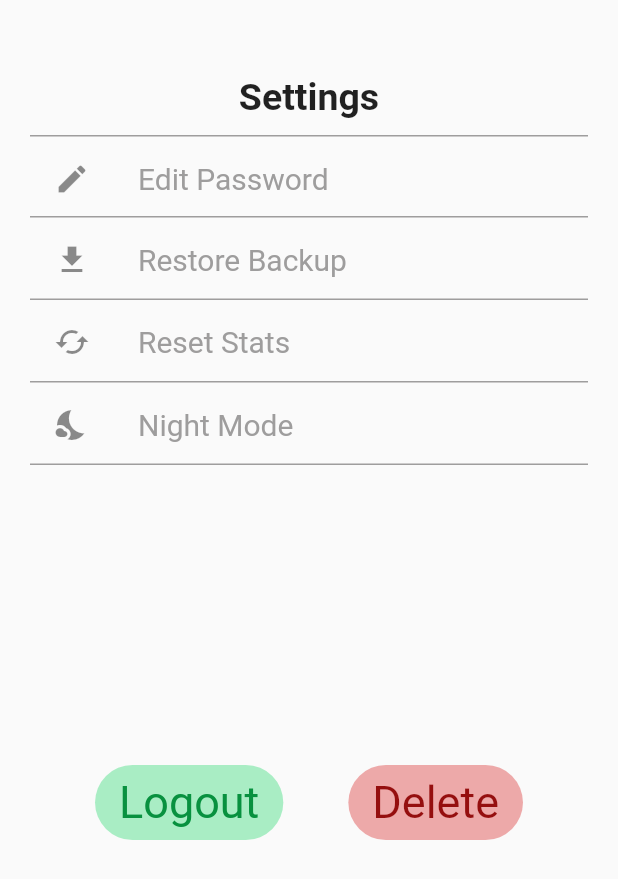
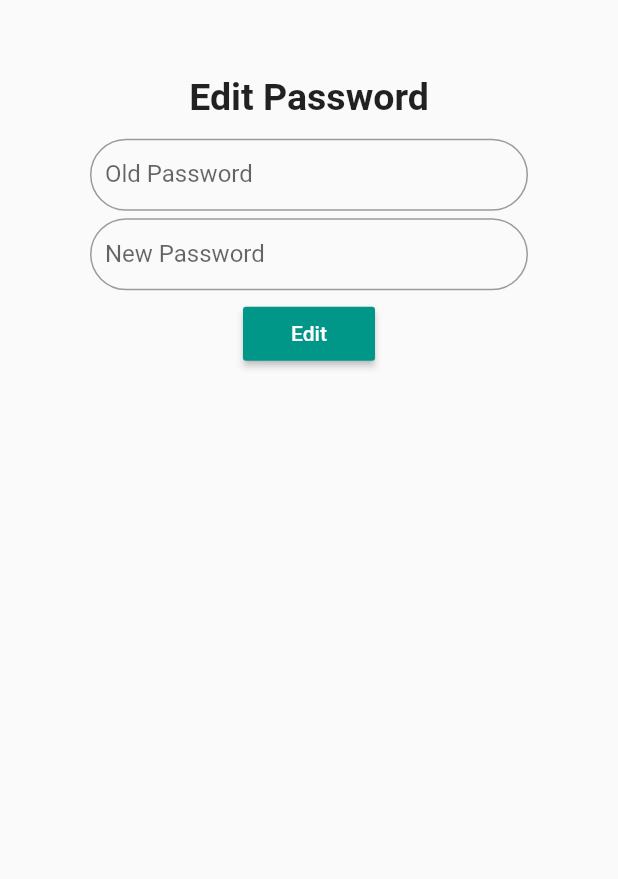
Before and after one commit to shaansubbaiah/Flashcards, a Flutter app: the Settings screen opened by its route, after a tap on "Edit Password", on a phone screen of 412 x 824 dp. Shown: the top 879 px of the screen. Run offline on Flutter 3.47's test engine with Material 2 defaults, Android fonts, the phone set to English and light mode, and no system bars; our stand-ins replace cloud_firestore, curved_navigation_bar, firebase_auth, firebase_core, flutter_slidable, flutter_tindercard; accounts and stored records are empty.

Commit message:
edit password

```diff
--- a/lib/home_page.dart
+++ b/lib/home_page.dart
@@ -2,7 +2,7 @@ import 'package:flutter/material.dart';
 import 'package:flutterfiretest/addDeck/add_deck_page.dart';
 import 'package:flutterfiretest/overview/overview_page.dart';
 import 'package:flutterfiretest/profile_page.dart';
-import 'package:flutterfiretest/settings_page.dart';
+import 'package:flutterfiretest/settings/settings_page.dart';
 import 'package:provider/provider.dart';
 import 'package:curved_navigation_bar/curved_navigation_bar.dart';
 
--- a/lib/main.dart
+++ b/lib/main.dart
@@ -7,7 +7,8 @@ import 'package:flutterfiretest/auth_service.dart';
 import 'package:flutterfiretest/home_page.dart';
 import 'package:flutterfiretest/overview/overview_page.dart';
 import 'package:flutterfiretest/profile_page.dart';
-import 'package:flutterfiretest/settings_page.dart';
+import 'package:flutterfiretest/settings/edit_user.dart';
+import 'package:flutterfiretest/settings/settings_page.dart';
 import 'package:flutterfiretest/addDeck/add_deck_page.dart';
 import 'package:provider/provider.dart';
 
@@ -33,7 +34,7 @@ class MyApp extends StatelessWidget {
       child: MaterialApp(
           title: 'Flutter Demo',
           theme: ThemeData(
-            primarySwatch: Colors.blue,
+            primarySwatch: Colors.teal,
             visualDensity: VisualDensity.adaptivePlatformDensity,
           ),
           home: AuthenticationWrapper(),
@@ -42,6 +43,7 @@ class MyApp extends StatelessWidget {
             "/settings": (BuildContext context) => new Settings(),
             "/addCard": (BuildContext context) => new AddCard(),
             "/home": (BuildContext context) => new HomePage(),
+            "/settings/editUser": (BuildContext context) => new EditUser(),
           }),
     );
   }
--- a/lib/register_page.dart
+++ b/lib/register_page.dart
@@ -80,7 +80,7 @@ class RegisterPage extends StatelessWidget {
                       "Register",
                       style: TextStyle(color: Colors.white),
                     ),
-                    color: Colors.blue[400],
+                    color: Colors.teal,
                     onPressed: () async {
                       if (form.currentState.validate()) {
                         context.read<AuthService>().signUp(
--- /dev/null
+++ b/lib/settings/edit_user.dart
@@ -0,0 +1,142 @@
+import 'package:flutter/material.dart';
+import 'package:provider/provider.dart';
+import '../alert_dialog.dart';
+import '../auth_service.dart';
+
+class EditUser extends StatefulWidget {
+  @override
+  _EditUserState createState() => _EditUserState();
+}
+
+class _EditUserState extends State<EditUser> {
+  final TextEditingController oldPasswordController = TextEditingController();
+  final TextEditingController newPasswordController = TextEditingController();
+  final form = GlobalKey<FormState>();
+  bool wrongPassword = false;
+
+  Future<bool> checkPassword() async {
+    return await context
+        .read<AuthService>()
+        .checkPassword(oldPasswordController.text);
+  }
+
+  void editPassword() async {
+    if (form.currentState.validate()) {
+      final action = await Dialogs.yesAbort(
+          context, "Edit Password", "Are you sure?", "Edit", "No");
+      if (action == DialogAction.yes) {
+        if (await checkPassword()) {
+          context.read<AuthService>().editPassword(oldPasswordController.text);
+          Navigator.popAndPushNamed(context, "/settings");
+        } else {
+          setState(() {
+            wrongPassword = true;
+          });
+        }
+      }
+    }
+  }
+
+  @override
+  Widget build(BuildContext context) {
+    return Scaffold(
+      body: Container(
+          padding: EdgeInsets.only(top: 50.0, right: 20.0, left: 20.0),
+          child: Column(
+            children: [
+              Column(
+                mainAxisAlignment: MainAxisAlignment.start,
+                children: [
+                  SizedBox(
+                    height: 40.0,
+                    child: Text(
+                      "Edit Password",
+                      style: TextStyle(
+                        fontWeight: FontWeight.bold,
+                        fontSize: 25,
+                      ),
+                    ),
+                  ),
+                  Center(
+                    child: Form(
+                      key: form,
+                      child: Column(
+                        children: [
+                          Padding(
+                            padding: EdgeInsets.only(
+                                left: 40, top: 2.5, right: 40, bottom: 2.5),
+                            child: TextFormField(
+                              validator: (value) {
+                                if (value.isEmpty) {
+                                  return 'Please enter password';
+                                } else if (value.length < 6) {
+                                  return 'Min length is 6';
+                                }
+                                return null;
+                              },
+                              controller: oldPasswordController,
+                              obscureText: true,
+                              decoration: InputDecoration(
+                                // icon: Icon(Icons.lock),
+                                labelText: "Old Password",
+                                errorText:
+                                    wrongPassword ? "Wrong Password" : null,
+                                border: OutlineInputBorder(
+                                  borderRadius:
+                                      BorderRadius.all(Radius.circular(40.0)),
+                                ),
+                                contentPadding: EdgeInsets.symmetric(
+                                    vertical: 0.0, horizontal: 10.0),
+                                // fillColor: Colors.grey[300],
+                              ),
+                            ),
+                          ),
+                          Padding(
+                            padding: EdgeInsets.only(
+                                left: 40, top: 2.5, right: 40, bottom: 5),
+                            child: TextFormField(
+                              validator: (value) {
+                                if (value.isEmpty) {
+                                  return 'Please enter password';
+                                } else if (value.length < 6) {
+                                  return 'Min length is 6';
+                                }
+                                return null;
+                              },
+                              controller: newPasswordController,
+                              obscureText: true,
+                              decoration: InputDecoration(
+                                // icon: Icon(Icons.lock),
+                                labelText: "New Password",
+                                border: OutlineInputBorder(
+                                  borderRadius:
+                                      BorderRadius.all(Radius.circular(40.0)),
+                                ),
+                                contentPadding: EdgeInsets.symmetric(
+                                    vertical: 0.0, horizontal: 10.0),
+                                // fillColor: Colors.grey[300],
+                              ),
+                            ),
+                          ),
+                          RaisedButton(
+                            onPressed: editPassword,
+                            child: Text(
+                              "Edit",
+                              style: TextStyle(color: Colors.white),
+                            ),
+                            color: Colors.teal,
+                          ),
+                          SizedBox(
+                            height: 20.0,
+                          ),
+                        ],
+                      ),
+                    ),
+                  ),
+                ],
+              ),
+            ],
+          )),
+    );
+  }
+}
--- a/lib/settings_page.dart
+++ b/lib/settings/settings_page.dart
@@ -2,7 +2,6 @@ import 'package:flutter/material.dart';
 import 'package:flutterfiretest/alert_dialog.dart';
 import 'package:provider/provider.dart';
 import 'package:flutterfiretest/auth_service.dart';
-import 'package:flutterfiretest/database.dart';
 
 class Settings extends StatefulWidget {
   @override
@@ -74,7 +73,8 @@ class _SettingsState extends State<Settings> {
                               ),
                             ),
                             onTap: () {
-                              print("edit");
+                              Navigator.popAndPushNamed(
+                                  context, "/settings/editUser");
                             },
                           ),
                         ),
--- a/lib/sign_in_page.dart
+++ b/lib/sign_in_page.dart
@@ -89,7 +89,7 @@ class SignInPage extends StatelessWidget {
                       "Signin",
                       style: TextStyle(color: Colors.white),
                     ),
-                    color: Colors.blue[400],
+                    color: Colors.teal,
                     onPressed: () async {
                       if (form.currentState.validate()) {
                         context.read<AuthService>().signIn(
```
Also changed, not shown: lib/auth_service.dart (+23 -0 lines), lib/database.dart (+7 -13 lines), lib/overview/deck_list.dart (+8 -11 lines).
